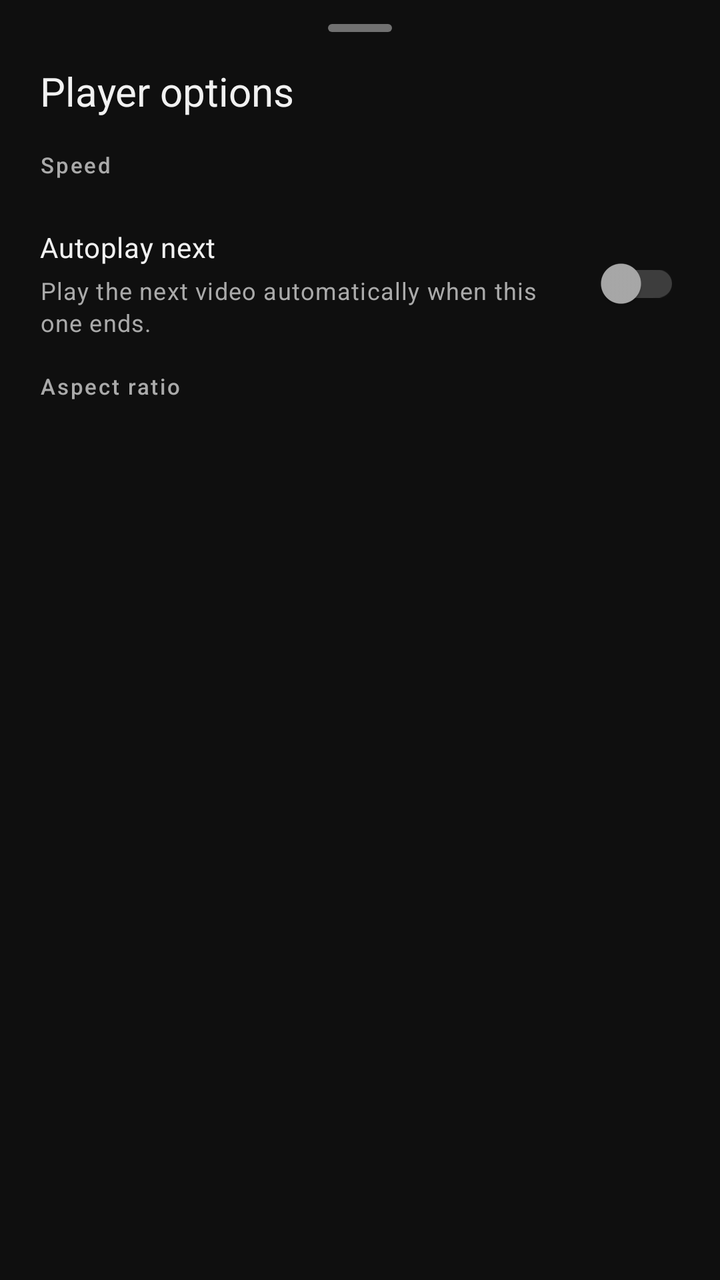
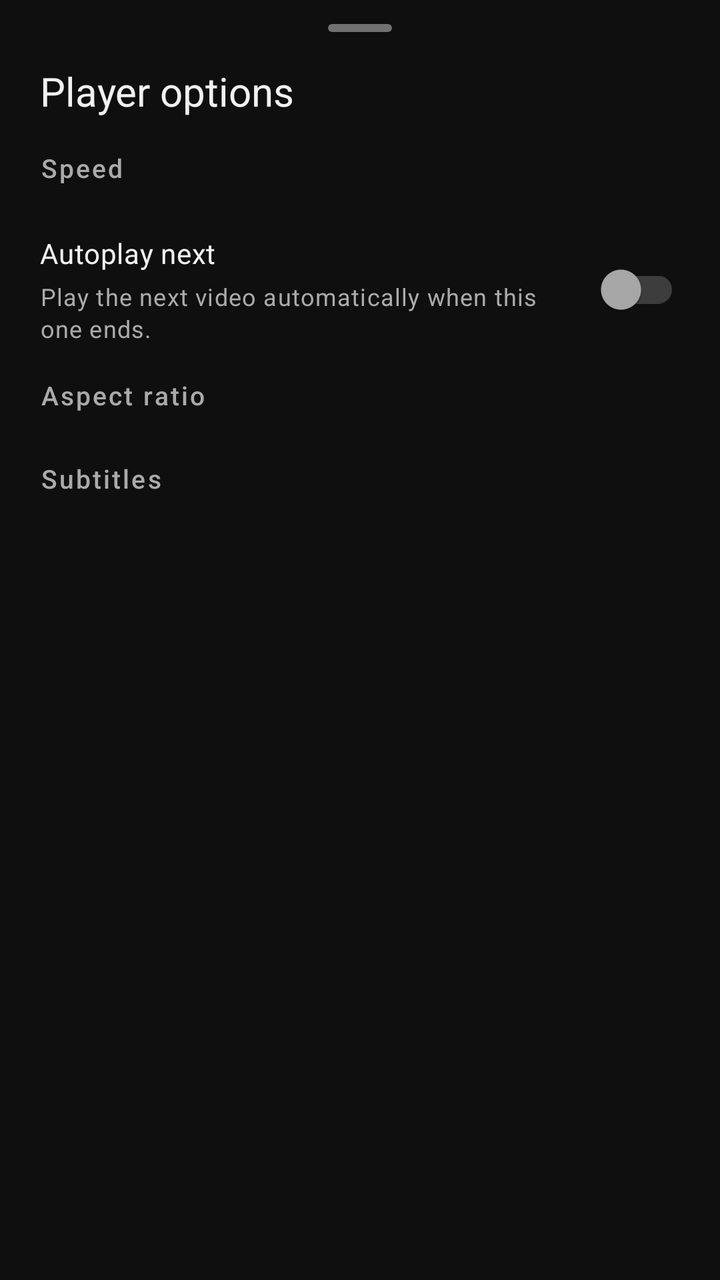

An Android layout rendered at two revisions. The XML below is the earlier revision; the diff shows what the commit changed to produce the second picture.
<!-- AndroidManifest.xml: application theme Theme.NobiStream -->
<!-- res/layout/layout_bottom_sheet_player.xml -->
<?xml version="1.0" encoding="utf-8"?>
<LinearLayout xmlns:android="http://schemas.android.com/apk/res/android"
    xmlns:app="http://schemas.android.com/apk/res-auto"
    android:layout_width="match_parent"
    android:layout_height="wrap_content"
    android:orientation="vertical"
    android:paddingStart="@dimen/spacing_20"
    android:paddingTop="@dimen/spacing_12"
    android:paddingEnd="@dimen/spacing_20"
    android:paddingBottom="@dimen/spacing_24">

    <View
        android:layout_width="@dimen/bottom_sheet_handle_width"
        android:layout_height="@dimen/bottom_sheet_handle_height"
        android:layout_gravity="center_horizontal"
        android:background="@drawable/bg_handle" />

    <TextView
        style="@style/Text.NobiStream.Title"
        android:layout_width="match_parent"
        android:layout_height="wrap_content"
        android:layout_marginTop="@dimen/spacing_16"
        android:text="@string/player_options" />

    <TextView
        style="@style/Text.NobiStream.SectionHeader"
        android:layout_width="match_parent"
        android:layout_height="wrap_content"
        android:layout_marginTop="@dimen/spacing_16"
        android:text="@string/player_speed" />

    <com.google.android.material.chip.ChipGroup
        android:id="@+id/speedChips"
        android:layout_width="match_parent"
        android:layout_height="wrap_content"
        android:layout_marginTop="@dimen/spacing_8"
        app:chipSpacingHorizontal="@dimen/chip_gap"
        app:selectionRequired="true"
        app:singleSelection="true" />

    <LinearLayout
        android:layout_width="match_parent"
        android:layout_height="wrap_content"
        android:layout_marginTop="@dimen/spacing_16"
        android:gravity="center_vertical"
        android:minHeight="56dp"
        android:orientation="horizontal">

        <LinearLayout
            android:layout_width="0dp"
            android:layout_height="wrap_content"
            android:layout_weight="1"
            android:orientation="vertical">

            <TextView
                style="@style/Text.NobiStream.Body"
                android:layout_width="wrap_content"
                android:layout_height="wrap_content"
                android:text="@string/player_autoplay" />

            <TextView
                style="@style/Text.NobiStream.Caption"
                android:layout_width="wrap_content"
                android:layout_height="wrap_content"
                android:layout_marginTop="@dimen/spacing_4"
                android:text="@string/player_autoplay_desc" />
        </LinearLayout>

        <com.google.android.material.switchmaterial.SwitchMaterial
            android:id="@+id/sheetAutoplaySwitch"
            style="@style/Widget.NobiStream.Switch"
            android:layout_width="wrap_content"
            android:layout_height="wrap_content" />
    </LinearLayout>

    <TextView
        style="@style/Text.NobiStream.SectionHeader"
        android:layout_width="match_parent"
        android:layout_height="wrap_content"
        android:layout_marginTop="@dimen/spacing_16"
        android:text="@string/player_aspect_ratio" />

    <com.google.android.material.chip.ChipGroup
        android:id="@+id/aspectChips"
        android:layout_width="match_parent"
        android:layout_height="wrap_content"
        android:layout_marginTop="@dimen/spacing_8"
        app:chipSpacingHorizontal="@dimen/chip_gap"
        app:selectionRequired="true"
        app:singleSelection="true" />

</LinearLayout>
<!-- resources referenced by this layout -->
<resources>
  <dimen name="bottom_sheet_handle_height">4dp</dimen>
  <dimen name="bottom_sheet_handle_width">32dp</dimen>
  <dimen name="chip_gap">8dp</dimen>
  <dimen name="spacing_12">12dp</dimen>
  <dimen name="spacing_16">16dp</dimen>
  <dimen name="spacing_20">20dp</dimen>
  <dimen name="spacing_24">24dp</dimen>
  <dimen name="spacing_4">4dp</dimen>
  <dimen name="spacing_8">8dp</dimen>
  <!-- drawable bg_handle (drawable) -->
  <?xml version="1.0" encoding="utf-8"?>
  <shape xmlns:android="http://schemas.android.com/apk/res/android"
      android:shape="rectangle">
      <solid android:color="@color/outline" />
      <corners android:radius="@dimen/corner_full" />
  </shape>
  <string name="player_aspect_ratio">Aspect ratio</string>
  <string name="player_autoplay">Autoplay next</string>
  <string name="player_autoplay_desc">Play the next video automatically when this one ends.</string>
  <string name="player_options">Player options</string>
  <string name="player_speed">Speed</string>
  <style name="Text.NobiStream.Body" parent="TextAppearance.Material3.BodyMedium">
          <item name="android:textSize">@dimen/text_body</item>
          <item name="android:textColor">@color/text_primary</item>
      </style>
  <style name="Text.NobiStream.Caption" parent="TextAppearance.Material3.BodySmall">
          <item name="android:textSize">@dimen/text_caption</item>
          <item name="android:textColor">@color/text_secondary</item>
      </style>
  <style name="Text.NobiStream.SectionHeader" parent="TextAppearance.Material3.LabelLarge">
          <item name="android:textSize">@dimen/text_overline</item>
          <item name="android:textColor">@color/text_secondary</item>
          <item name="android:fontFamily">sans-serif-medium</item>
          <item name="android:letterSpacing">0.08</item>
      </style>
  <style name="Text.NobiStream.Title" parent="TextAppearance.Material3.TitleLarge">
          <item name="android:textSize">@dimen/text_title</item>
          <item name="android:textColor">@color/text_primary</item>
      </style>
  <color name="outline">#717171</color>
  <dimen name="corner_full">999dp</dimen>
  <dimen name="text_body">14sp</dimen>
  <color name="text_primary">#F1F1F1</color>
  <dimen name="text_caption">12sp</dimen>
  <color name="text_secondary">#AAAAAA</color>
  <dimen name="text_overline">11sp</dimen>
  <dimen name="text_title">20sp</dimen>
  <color name="primary">#229ED9</color>
  <color name="primary_dark">#1B7FB8</color>
  <color name="background">#0F0F0F</color>
  <color name="surface">#212121</color>
  <color name="surface_variant">#272727</color>
  <color name="on_surface_variant">#C7C7C7</color>
  <color name="error">#E5484D</color>
  <color name="on_error">#FFFFFF</color>
  <style name="Theme.NobiStream.BottomSheetDialog" parent="ThemeOverlay.Material3.BottomSheetDialog">
          <item name="bottomSheetStyle">@style/Widget.NobiStream.BottomSheet</item>
      </style>
  <style name="Shape.NobiStream.Dialog" parent="ShapeAppearance.Material3.MediumComponent">
          <item name="cornerFamily">rounded</item>
          <item name="cornerSize">@dimen/corner_dialog</item>
      </style>
  <style name="Widget.NobiStream.Button.Text" parent="Widget.Material3.Button.TextButton">
          <item name="android:minHeight">@dimen/button_height_small</item>
          <item name="android:textColor">@color/primary</item>
      </style>
  <style name="Widget.NobiStream.BottomSheet" parent="Widget.Material3.BottomSheet">
          <item name="backgroundTint">@color/surface</item>
          <item name="shapeAppearance">@style/Shape.NobiStream.BottomSheet</item>
      </style>
  <dimen name="corner_dialog">28dp</dimen>
  <dimen name="button_height_small">48dp</dimen>
  <dimen name="corner_sheet">28dp</dimen>
  <!-- unchanged entries left out for length: 5 -->
</resources>

<!-- the commit's change to res/layout/layout_bottom_sheet_player.xml (unified diff, before → after) -->
@@ -89,4 +89,30 @@
         app:selectionRequired="true"
         app:singleSelection="true" />
 
+    
+    <TextView
+        style="@style/Text.NobiStream.SectionHeader"
+        android:layout_width="match_parent"
+        android:layout_height="wrap_content"
+        android:layout_marginTop="@dimen/spacing_16"
+        android:text="@string/player_subtitles" />
+
+    <com.google.android.material.chip.ChipGroup
+        android:id="@+id/subtitleChips"
+        android:layout_width="match_parent"
+        android:layout_height="wrap_content"
+        android:layout_marginTop="@dimen/spacing_8"
+        app:chipSpacingHorizontal="@dimen/chip_gap"
+        app:selectionRequired="true"
+        app:singleSelection="true" />
+
+    <TextView
+        android:id="@+id/subtitleEmptyCaption"
+        style="@style/Text.NobiStream.Caption"
+        android:layout_width="match_parent"
+        android:layout_height="wrap_content"
+        android:layout_marginTop="@dimen/spacing_8"
+        android:text="@string/player_no_subtitles"
+        android:visibility="gone" />
+
 </LinearLayout>
<!-- resource entries referenced after the edit -->
@@ -19,8 +19,10 @@
   <string name="player_aspect_ratio">Aspect ratio</string>
   <string name="player_autoplay">Autoplay next</string>
   <string name="player_autoplay_desc">Play the next video automatically when this one ends.</string>
+  <string name="player_no_subtitles">No subtitles available for this video</string>
   <string name="player_options">Player options</string>
   <string name="player_speed">Speed</string>
+  <string name="player_subtitles">Subtitles</string>
   <style name="Text.NobiStream.Body" parent="TextAppearance.Material3.BodyMedium">
           <item name="android:textSize">@dimen/text_body</item>
           <item name="android:textColor">@color/text_primary</item>
@@ -30,7 +32,7 @@
           <item name="android:textColor">@color/text_secondary</item>
       </style>
   <style name="Text.NobiStream.SectionHeader" parent="TextAppearance.Material3.LabelLarge">
-          <item name="android:textSize">@dimen/text_overline</item>
+          <item name="android:textSize">@dimen/text_action</item>
           <item name="android:textColor">@color/text_secondary</item>
           <item name="android:fontFamily">sans-serif-medium</item>
           <item name="android:letterSpacing">0.08</item>
@@ -45,7 +47,7 @@
   <color name="text_primary">#F1F1F1</color>
   <dimen name="text_caption">12sp</dimen>
   <color name="text_secondary">#AAAAAA</color>
-  <dimen name="text_overline">11sp</dimen>
+  <dimen name="text_action">13sp</dimen>
   <dimen name="text_title">20sp</dimen>
   <color name="primary">#229ED9</color>
   <color name="primary_dark">#1B7FB8</color>
